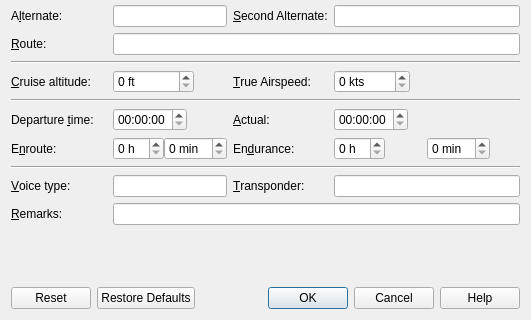
Above: src/route/routeexportdialog.ui from albar965/littlenavmap before the change; both pictures show x 0 to 531 and y 249 to 569 of the 531 by 569 pixel window. Below: the same form after it.
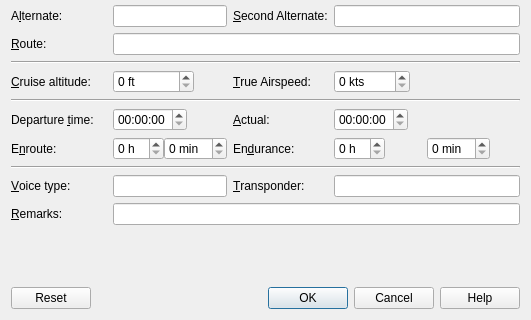
That is the form after the change.

Commit message: Removed RestoreDefaults button from online network export since it has limited use.

What changed in the file:
```diff
--- a/src/route/routeexportdialog.ui
+++ b/src/route/routeexportdialog.ui
@@ -548,7 +548,7 @@
       <enum>Qt::Horizontal</enum>
      </property>
      <property name="standardButtons">
-      <set>QDialogButtonBox::Cancel|QDialogButtonBox::Help|QDialogButtonBox::Ok|QDialogButtonBox::Reset|QDialogButtonBox::RestoreDefaults</set>
+      <set>QDialogButtonBox::Cancel|QDialogButtonBox::Help|QDialogButtonBox::Ok|QDialogButtonBox::Reset</set>
      </property>
     </widget>
    </item>
```
The commit also changes 1 other file.
